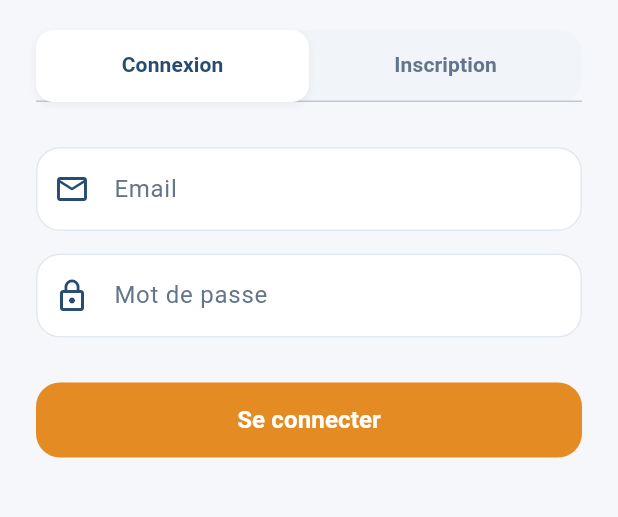
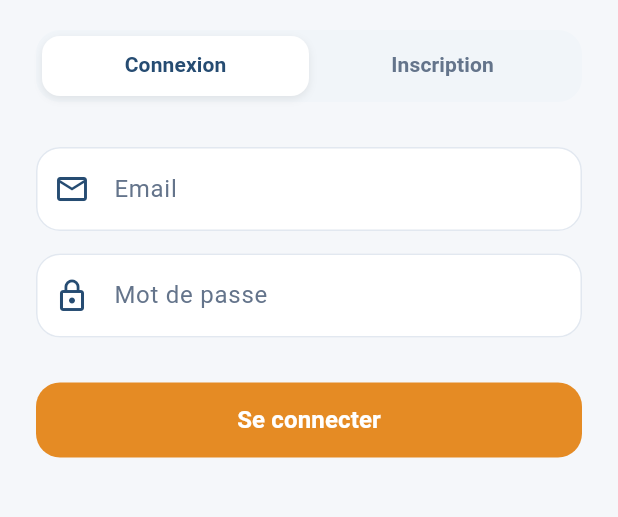
Before and after one commit to GoguillonNicolas/Projet-applicatif, a Flutter app: the screen it shows after launch, item 4 of the bottom bar chosen, on a phone screen of 412 x 824 dp, the part 279-796 px from its top. Run offline on Flutter 3.47's test engine with Material 3 defaults, Android fonts, the phone set to English and light mode, and no system bars; our stand-ins replace sqflite; accounts and stored records are empty; Roboto replaces fonts that are missing (Montserrat).

Commit message:
feat: configure system status bar themes and update account screen tab bar styling

```diff
--- a/lib/main.dart
+++ b/lib/main.dart
@@ -1,4 +1,5 @@
 import 'package:flutter/material.dart';
+import 'package:flutter/services.dart';
 import 'screens/main_navigation.dart';
 
 void main() {
@@ -46,6 +47,13 @@ class _DebrideAppState extends State<DebrideApp> {
           background: const Color(0xFFF5F7FA), // Fond doux gris/bleuté
         ),
         scaffoldBackgroundColor: const Color(0xFFF5F7FA),
+        appBarTheme: const AppBarTheme(
+          systemOverlayStyle: SystemUiOverlayStyle(
+            statusBarColor: Colors.transparent,
+            statusBarIconBrightness: Brightness.dark,
+            statusBarBrightness: Brightness.light,
+          ),
+        ),
         dividerColor: const Color(0xFFE2E8F0),
         textTheme: const TextTheme(
           titleLarge: TextStyle(
@@ -71,6 +79,13 @@ class _DebrideAppState extends State<DebrideApp> {
           background: const Color(0xFF0F172A), // Fond de page sombre slate
         ),
         scaffoldBackgroundColor: const Color(0xFF0F172A),
+        appBarTheme: const AppBarTheme(
+          systemOverlayStyle: SystemUiOverlayStyle(
+            statusBarColor: Colors.transparent,
+            statusBarIconBrightness: Brightness.light,
+            statusBarBrightness: Brightness.dark,
+          ),
+        ),
         dividerColor: const Color(0xFF334155),
         textTheme: const TextTheme(
           titleLarge: TextStyle(
--- a/lib/screens/account_screen.dart
+++ b/lib/screens/account_screen.dart
@@ -137,19 +137,21 @@ class _AccountScreenState extends State<AccountScreen> with SingleTickerProvider
           // Tab Bar
           Container(
             height: 48,
+            padding: const EdgeInsets.all(4),
             decoration: BoxDecoration(
               color: Theme.of(context).brightness == Brightness.dark ? Theme.of(context).colorScheme.background : const Color(0xFFF1F5F9),
               borderRadius: BorderRadius.circular(16),
             ),
             child: TabBar(
               controller: _tabController,
+              dividerColor: Colors.transparent,
               indicatorSize: TabBarIndicatorSize.tab,
               indicator: BoxDecoration(
                 borderRadius: BorderRadius.circular(12),
                 color: Theme.of(context).brightness == Brightness.dark ? Theme.of(context).colorScheme.surface : Colors.white,
                 boxShadow: [
                   BoxShadow(
-                    color: Colors.black.withOpacity(0.05),
+                    color: Colors.black.withOpacity(0.08),
                     blurRadius: 4,
                     offset: const Offset(0, 2),
                   )
```
